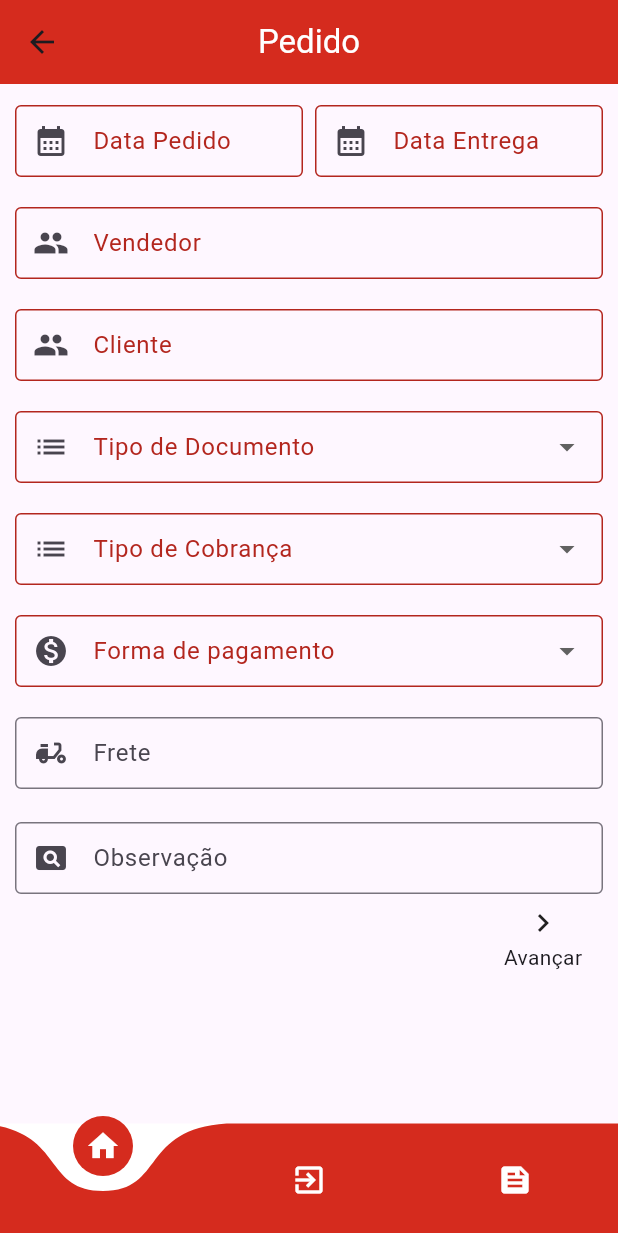
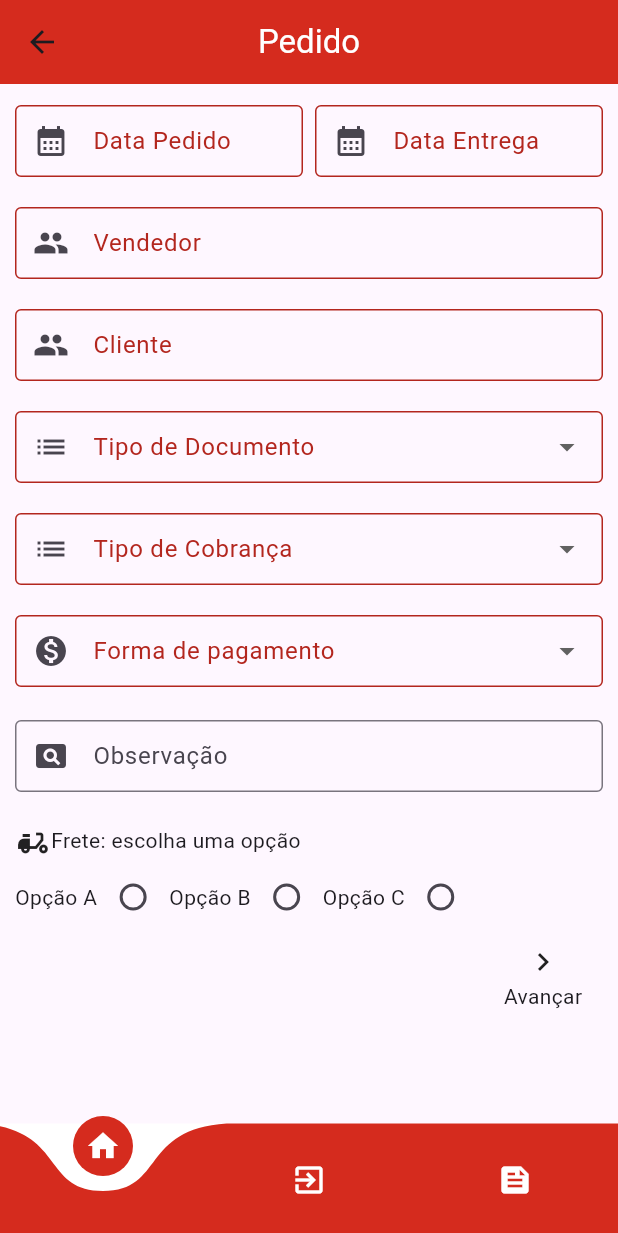
Before and after one commit to kelidss/StikVendas, a Flutter app: the PedidoPage screen opened directly, on a phone screen of 412 x 824 dp. Shown: the top 1233 px of the screen. Run offline on Flutter 3.47's test engine with Material 3 defaults, Android fonts, the phone set to English and light mode, and no system bars; drawn by our look-alikes of curved_navigation_bar; our stand-ins replace awesome_dialog, carousel_slider, mask_text_input_formatter, percent_indicator.

```diff
--- a/lib/Views/PedidoPage.dart
+++ b/lib/Views/PedidoPage.dart
@@ -32,6 +32,7 @@ class _PedidoPageState extends State<PedidoPage> {
   String? _selectedFormaPagamento;
   String? _selectedArtigo;
   String? _selectedDetalheDoArtigo;
+  String _selectedOption = '';
 
   _todosCamposPreenchidos1() {
     return DtPedidoController.text.isNotEmpty &&
@@ -370,19 +371,6 @@ class _PedidoPageState extends State<PedidoPage> {
                     },
                     autovalidateMode: AutovalidateMode.always,
                   ),
-                  const SizedBox(height: 55),
-                  TextFormField(
-                    controller: FreteController,
-                    decoration: const InputDecoration(
-                        prefixIcon: Icon(Icons.delivery_dining),
-                        labelText: 'Frete',
-                        hintText: 'não obrigatório',
-                        border: OutlineInputBorder(),
-                        isDense: false,
-                        floatingLabelBehavior: FloatingLabelBehavior.auto,
-                        contentPadding:
-                            EdgeInsets.symmetric(vertical: 10, horizontal: 50)),
-                  ),
                   const SizedBox(height: 70),
                   TextFormField(
                     controller: ObservacaoController,
@@ -395,6 +383,44 @@ class _PedidoPageState extends State<PedidoPage> {
                         floatingLabelBehavior: FloatingLabelBehavior.auto,
                         contentPadding:
                             EdgeInsets.symmetric(vertical: 10, horizontal: 20)),
+                  ),
+                  const SizedBox(height: 70),
+                  Icon(Icons.delivery_dining),
+                  SizedBox(height: 1),
+                  Text('Frete: escolha uma opção'),
+                  Row(
+                    children: <Widget>[
+                    const Text('Opção A'),
+                Radio<String>(
+                  value: 'Opção A',
+                  groupValue: _selectedOption,
+                  onChanged: (value) {
+                    setState(() {
+                      _selectedOption = value!;
+                    });
+                  },
+                ),
+                const Text('Opção B'),
+                Radio<String>(
+                  value: 'Opção B',
+                  groupValue: _selectedOption,
+                  onChanged: (value) {
+                    setState(() {
+                      _selectedOption = value!;
+                    });
+                  },
+                ),
+                const Text('Opção C'),
+                Radio<String>(
+                  value: 'Opção C',
+                  groupValue: _selectedOption,
+                  onChanged: (value) {
+                    setState(() {
+                      _selectedOption = value!;
+                   });
+                  },
+               ),
+                    ],
                   ),
                   const SizedBox(height: 55),
                   Expanded(
@@ -805,7 +831,10 @@ class _PedidoPageState extends State<PedidoPage> {
                 ],
               )
             ],
-          )),
+          ),
+         //   ],
+         // ),
+      ),
       bottomNavigationBar: CurvedNavigationBar(
         backgroundColor: Colors.white,
         color: const Color(0xFFD52B1E),
--- a/pubspec.yaml
+++ b/pubspec.yaml
@@ -21,6 +21,7 @@ dependencies:
   d_chart: ^2.6.7
   percent_indicator: ^4.2.3
   mask_text_input_formatter: ^2.8.0
+  dropdown_search: ^5.0.6
 
 
 dev_dependencies:
```
Also changed, not shown: lib/Views/PedidoPage_Resumo.dart (line endings or trailing spaces), pubspec.lock.
